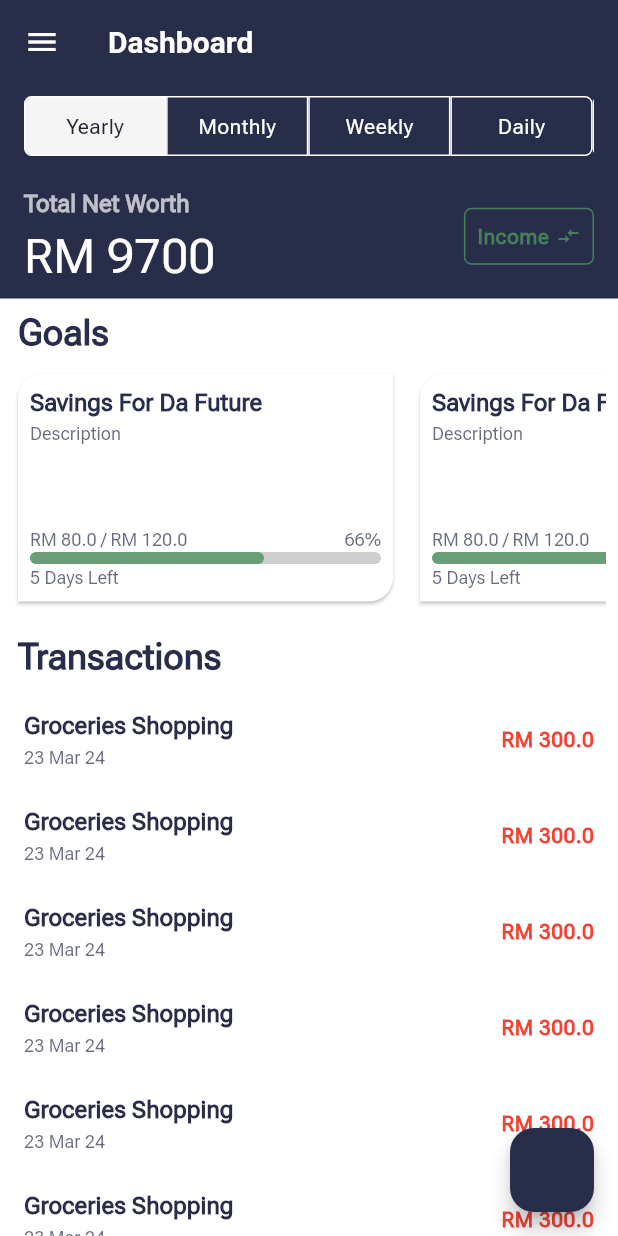
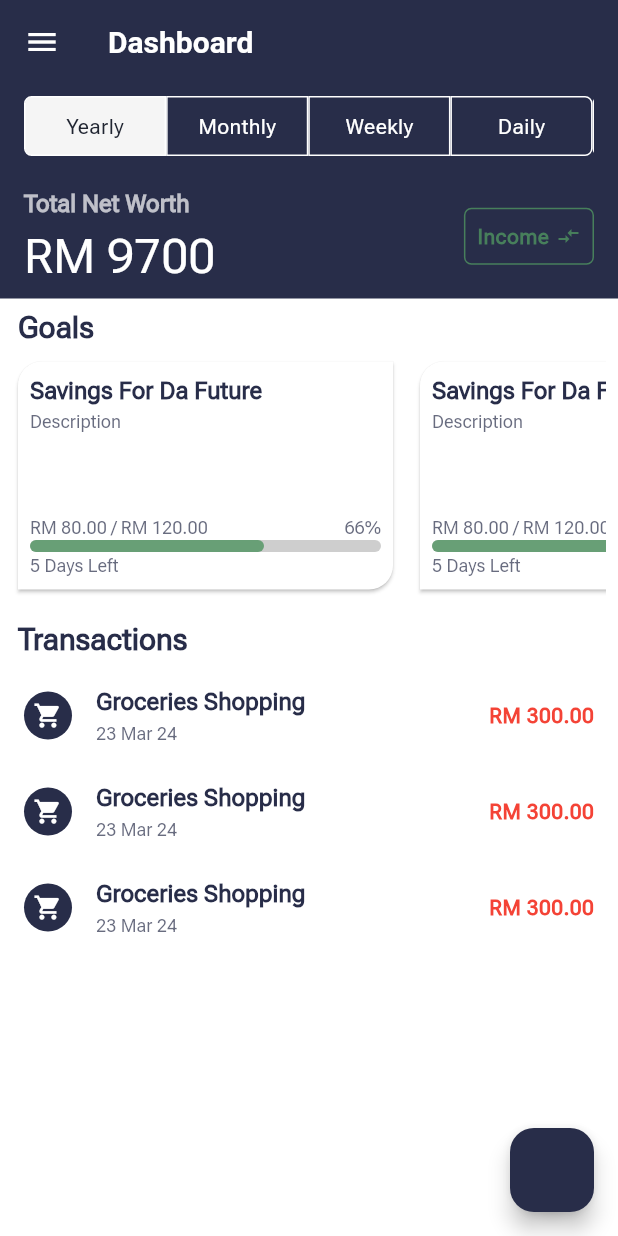
Before and after one commit to AnwarBujangHuat/budgetapp, a Flutter app: the screen it shows after launch, after a tap on "Expenses", on a phone screen of 412 x 824 dp. Run offline on Flutter 3.47's test engine with Material 3 defaults, Android fonts, the phone set to English and light mode, and no system bars; our stand-ins replace connectivity_plus, dartz, dio, fl_chart, freezed_annotation, hooks_riverpod and 1 more; generated files the repository leaves out were written again.

Commit message:
feat: new features

```diff
--- a/lib/app/app.dart
+++ b/lib/app/app.dart
@@ -8,18 +8,16 @@ import '../presentation/settings/settings_view.dart';
 
 class MyApp extends StatelessWidget {
   const MyApp({
+    required this.settingsController,
     super.key,
-    required this.settingsController,
   });
 
   final SettingsController settingsController;
 
   @override
-  Widget build(BuildContext context) {
-    return AnimatedBuilder(
+  Widget build(BuildContext context) => AnimatedBuilder(
         animation: settingsController,
-      builder: (BuildContext context, Widget? child) {
-        return MaterialApp(
+        builder: (BuildContext context, Widget? child) => MaterialApp(
           debugShowCheckedModeBanner: false,
           // showPerformanceOverlay: true,
           restorationScopeId: 'app',
@@ -30,16 +28,16 @@ class MyApp extends StatelessWidget {
             GlobalCupertinoLocalizations.delegate,
           ],
           supportedLocales: const [
-            Locale('en', null),
-            Locale('ms', null),
-            Locale('zh', null),
+            Locale('en'),
+            Locale('ms'),
+            Locale('zh'),
           ],
           locale: const Locale('en', ''),
           theme: lightThemeData,
           darkTheme: darkThemeData,
           themeMode: settingsController.themeMode,
-          onGenerateRoute: (RouteSettings routeSettings) {
-            return MaterialPageRoute<void>(
+          onGenerateRoute: (RouteSettings routeSettings) =>
+              MaterialPageRoute<void>(
             settings: routeSettings,
             builder: (BuildContext context) {
               switch (routeSettings.name) {
@@ -53,10 +51,7 @@ class MyApp extends StatelessWidget {
                   return const DashboardView();
               }
             },
-            );
-          },
-        );
-      },
+          ),
+        ),
       );
 }
-}
--- a/lib/app/app_style.dart
+++ b/lib/app/app_style.dart
@@ -84,10 +84,7 @@ ThemeData lightThemeData = ThemeData(
       clipBehavior: Clip.antiAlias,
       shape: RoundedRectangleBorder(
         borderRadius: BorderRadius.only(
-            bottomLeft: Radius.circular(0),
-            bottomRight: Radius.circular(16),
-            topLeft: Radius.circular(16),
-            topRight: Radius.circular(0)),
+            bottomRight: Radius.circular(16), topLeft: Radius.circular(16)),
       ),
     ),
     progressIndicatorTheme: const ProgressIndicatorThemeData(
--- a/lib/common/transaction/viewmodel/transaction_viewmodel.dart
+++ b/lib/common/transaction/viewmodel/transaction_viewmodel.dart
@@ -5,15 +5,13 @@ part 'transaction_viewmodel.g.dart';
 @riverpod
 class TransactionViewmodel extends _$TransactionViewmodel {
   @override
-  Future<List<String>> build() async {
-    return [];
-  }
+  Future<List<String>> build() async => [];
 
   Future<void> getAllExpanses() async {
     state = const AsyncLoading();
     final result = await ref.read(expansesRepositoryProvider).getAllExpanses();
-    state = result.fold((error) => AsyncError(error, StackTrace.current),
-        (transcationList) => AsyncData(transcationList));
+    state = result.fold(
+        (error) => AsyncError(error, StackTrace.current), AsyncData.new);
   }
 
   Future<void> insertNewdata() async {
--- a/lib/common/utils/utils.dart
+++ b/lib/common/utils/utils.dart
@@ -1,8 +1,8 @@
 import 'package:budgetapp/app/app_style.dart';
-import 'package:intl/intl.dart';
 import 'package:budgetapp/common/const/const.dart';
 import 'package:budgetapp/common/widgets/custom_icon.dart';
 import 'package:flutter/material.dart';
+import 'package:intl/intl.dart';
 
 Color calculateProgressColor({required double value, required double total}) {
   double progress = value / total;
@@ -45,6 +45,5 @@ Color getCategoryColor({required TransactionCategory category}) {
   }
 }
 
-String formatDate({required DateTime dateTime}) {
-  return DateFormat('dd MMM yy').format(dateTime);
-}
+String formatDate({required DateTime dateTime}) =>
+    DateFormat('dd MMM yy').format(dateTime);
--- a/lib/common/widgets/header.dart
+++ b/lib/common/widgets/header.dart
@@ -1,15 +1,15 @@
 import 'package:flutter/material.dart';
 
 class AHeader extends StatelessWidget {
-  const AHeader({super.key, required this.title});
+  const AHeader({required this.title, super.key});
   final String title;
   @override
   Widget build(BuildContext context) {
     final theme = Theme.of(context);
 
     return Padding(
-      padding: const EdgeInsets.symmetric(vertical: 8.0, horizontal: 4),
-      child: Text(title, style: theme.textTheme.titleLarge),
+      padding: const EdgeInsets.all(4),
+      child: Text(title, style: theme.textTheme.titleMedium),
     );
   }
 }
--- a/lib/presentation/dashboard/view/dashboard_view.dart
+++ b/lib/presentation/dashboard/view/dashboard_view.dart
@@ -14,13 +14,12 @@ import 'package:flutter_gen/gen_l10n/app_localizations.dart';
 import 'package:hooks_riverpod/hooks_riverpod.dart';
 
 class DashboardView extends ConsumerWidget {
-  const DashboardView({Key? key}) : super(key: key);
+  const DashboardView({super.key});
 
   static const routeName = '/home';
 
   @override
-  Widget build(BuildContext context, WidgetRef ref) {
-    return Scaffold(
+  Widget build(BuildContext context, WidgetRef ref) => Scaffold(
         appBar: AppBar(
           title: Text(AppLocalizations.of(context)!.dashboard),
           leading: GestureDetector(
@@ -32,7 +31,7 @@ class DashboardView extends ConsumerWidget {
           children: [
             ActionButton(
               title: AppLocalizations.of(context)!.income,
-            onPressed: () => {
+              onPressed: () async => {
                 ref.read(transactionViewmodelProvider.notifier).insertNewdata()
               },
               icon: const Icon(Icons.attach_money),
@@ -64,7 +63,6 @@ class DashboardView extends ConsumerWidget {
         ),
       );
 }
-}
 
 class MyHeader extends ConsumerWidget {
   const MyHeader({super.key});
@@ -87,8 +85,6 @@ class MyHeader extends ConsumerWidget {
           Padding(
             padding: const EdgeInsets.symmetric(horizontal: 16.0, vertical: 8),
             child: Column(
-              mainAxisAlignment: MainAxisAlignment.start,
-              crossAxisAlignment: CrossAxisAlignment.center,
               children: [
                 SizedBox(
                   height: 40,
@@ -107,11 +103,9 @@ class MyHeader extends ConsumerWidget {
                 ),
                 const SizedH20(),
                 Row(
-                  mainAxisSize: MainAxisSize.max,
                   mainAxisAlignment: MainAxisAlignment.spaceBetween,
                   children: [
                     Column(
-                      mainAxisAlignment: MainAxisAlignment.start,
                       crossAxisAlignment: CrossAxisAlignment.start,
                       children: [
                         Text(
@@ -121,7 +115,7 @@ class MyHeader extends ConsumerWidget {
                         ),
                         const SizedH05(),
                         Text(
-                          "RM 9700",
+                          'RM 9700',
                           style: theme.textTheme.displaySmall!
                               .copyWith(color: AppColors.white),
                         ),
@@ -161,7 +155,7 @@ class MyHeader extends ConsumerWidget {
                                   fontWeight: FontWeight.bold,
                                 ),
                               ),
-                              const SizedBox(width: 5),
+                              const SizedW05(),
                               Icon(
                                 Icons.compare_arrows,
                                 size: 16,
@@ -204,20 +198,16 @@ class MyLineChartWidget extends ConsumerWidget {
 }
 
 class MyGoals extends ConsumerWidget {
-  const MyGoals({Key? key}) : super(key: key);
+  const MyGoals({super.key});
 
   @override
-  Widget build(BuildContext context, WidgetRef ref) {
-    return Column(
+  Widget build(BuildContext context, WidgetRef ref) => Column(
         crossAxisAlignment: CrossAxisAlignment.start,
         children: [
-        const AHeader(title: "Goals"),
+          const AHeader(title: 'Goals'),
           ref.watch(transactionViewmodelProvider).when(
-          loading: () {
-            return const Text('Loading');
-          },
-          data: (dataList) {
-            return SizedBox(
+                loading: () => const Text('Loading'),
+                data: (dataList) => SizedBox(
                   height: 160,
                   child: ListView.separated(
                     padding: EdgeInsets.zero,
@@ -225,49 +215,46 @@ class MyGoals extends ConsumerWidget {
                     scrollDirection: Axis.horizontal,
                     itemBuilder: (context, index) => GoalCard(
                       onPressed: () {},
-                  title: "Savings For Da Future",
+                      title: 'Savings For Da Future',
                       description: 'Description',
                       total: 120,
                       progress: 80,
                       startDate: DateTime.now(),
-                  endDate: DateTime.now().copyWith(day: DateTime.now().day + 5),
+                      endDate:
+                          DateTime.now().copyWith(day: DateTime.now().day + 5),
                     ),
                     itemCount: 3,
                   ),
-            );
-          },
-          error: (error, stack) {
-            return Container();
-          },
+                ),
+                error: (error, stack) => Container(),
               ),
           const SizedH10(),
         ],
       );
 }
-}
 
 class MyTransactions extends StatelessWidget {
-  const MyTransactions({Key? key}) : super(key: key);
+  const MyTransactions({super.key});
 
   @override
   Widget build(BuildContext context) {
+    List<String> meow = ['Meow', '2', '3'];
     return Column(
       crossAxisAlignment: CrossAxisAlignment.start,
       children: [
-        const AHeader(title: "Transactions"),
+        const AHeader(title: 'Transactions'),
         ListView.builder(
           physics: const NeverScrollableScrollPhysics(),
           shrinkWrap: true,
-          scrollDirection: Axis.vertical,
           itemBuilder: (context, index) => TransactionCard(
             onPressed: () {},
             title: 'Groceries Shopping',
             date: DateTime.now(),
             category: TransactionCategory.grocery,
             type: TransactionType.out,
-            expenses: 300.0,
+            expenses: 300,
           ),
-          itemCount: 10,
+          itemCount: meow.length > 5 ? 5 : meow.length,
         ),
       ],
     );
--- a/lib/presentation/dashboard/widget/card_goal.dart
+++ b/lib/presentation/dashboard/widget/card_goal.dart
@@ -1,11 +1,8 @@
-import 'dart:math';
-
 import 'package:budgetapp/common/utils/utils.dart';
 import 'package:flutter/material.dart';
 
 class GoalCard extends StatelessWidget {
   const GoalCard({
-    Key? key,
     required this.onPressed,
     required this.title,
     required this.description,
@@ -13,7 +10,8 @@ class GoalCard extends StatelessWidget {
     required this.total,
     required this.startDate,
     required this.endDate,
-  }) : super(key: key);
+    super.key,
+  });
 
   final VoidCallback onPressed;
   final String title;
@@ -53,11 +51,11 @@ class GoalCard extends StatelessWidget {
               ],
             )),
             Row(
-              mainAxisSize: MainAxisSize.max,
               mainAxisAlignment: MainAxisAlignment.spaceBetween,
               children: [
                 //Do handle for multiple currencies
-                Text('RM $progress / RM $total',
+                Text(
+                    'RM ${progress.toStringAsFixed(2)} / RM ${total.toStringAsFixed(2)}',
                     style: currentTheme.textTheme.labelSmall),
                 Text('${((progress / total) * 100).toInt()}%',
                     style: currentTheme.textTheme.labelSmall),
@@ -68,7 +66,7 @@ class GoalCard extends StatelessWidget {
               total: total,
             ),
             Text(
-                "${calculateDaysLeft(startDate: startDate, endDate: endDate)} Days Left",
+                '${calculateDaysLeft(startDate: startDate, endDate: endDate)} Days Left',
                 style: currentTheme.textTheme.labelSmall),
           ],
         ),
@@ -83,14 +81,12 @@ class _LinearProgressIndicator extends StatelessWidget {
   final double total;
 
   @override
-  Widget build(BuildContext context) {
-    return LinearProgressIndicator(
-        minHeight: 8,
-        value: value / total,
-        backgroundColor: Colors.grey.withOpacity(.5),
-        color: calculateProgressColor(value: value, total: total),
-        borderRadius: BorderRadius.circular(10));
-  }
+  Widget build(BuildContext context) => LinearProgressIndicator(
+      minHeight: 8,
+      value: value / total,
+      backgroundColor: Colors.grey.withOpacity(.5),
+      color: calculateProgressColor(value: value, total: total),
+      borderRadius: BorderRadius.circular(10));
 }
 
 class _CircularProgressIndicator extends StatelessWidget {
@@ -116,7 +112,6 @@ class _CircularProgressIndicator extends StatelessWidget {
                   width: boxHeight,
                   child: CircularProgressIndicator(
                     color: calculateProgressColor(value: value, total: total),
-                    strokeWidth: 4,
                     value: value / total,
                   ),
                 ),
--- a/lib/presentation/dashboard/widget/card_transaction.dart
+++ b/lib/presentation/dashboard/widget/card_transaction.dart
@@ -1,16 +1,15 @@
 import 'package:budgetapp/app/app_style.dart';
 import 'package:budgetapp/common/const/const.dart';
 import 'package:budgetapp/common/utils/utils.dart';
-import 'package:budgetapp/presentation/dashboard/widget/sized_boxes.dart';
 import 'package:flutter/material.dart';
 
 class TransactionCard extends StatelessWidget {
   const TransactionCard({
-    super.key,
     required this.onPressed,
     required this.title,
     required this.date,
     required this.expenses,
+    super.key,
     this.type = TransactionType.income,
     this.category = TransactionCategory.other,
   });
@@ -27,44 +26,17 @@ class TransactionCard extends StatelessWidget {
     return ListTile(
       minVerticalPadding: 0,
       dense: true,
+      leading: getCategoryIcon(category: category),
       contentPadding: const EdgeInsets.symmetric(horizontal: 8),
       title: Text(title, style: currentTheme.textTheme.titleSmall),
       subtitle: Text(formatDate(dateTime: date),
           style: currentTheme.textTheme.labelSmall),
-      trailing: Text('RM $expenses',
+      trailing: Text('RM ${expenses.toStringAsFixed(2)}',
           style: currentTheme.textTheme.bodyMedium!.copyWith(
               fontWeight: FontWeight.bold,
               color: type == TransactionType.out
                   ? AppColors.lightRed
                   : AppColors.lightGreen)),
     );
-
-    return Card(
-      child: Padding(
-        padding: const EdgeInsets.all(8.0),
-        child: Row(
-          children: [
-            getCategoryIcon(category: category),
-            const SizedW10(),
-            Expanded(
-              child: Column(
-                crossAxisAlignment: CrossAxisAlignment.start,
-                children: [
-                  Text(title, style: currentTheme.textTheme.titleSmall),
-                  Text(formatDate(dateTime: date),
-                      style: currentTheme.textTheme.labelSmall),
-                ],
-              ),
-            ),
-            Text('RM $expenses',
-                style: currentTheme.textTheme.bodyMedium!.copyWith(
-                    fontWeight: FontWeight.bold,
-                    color: type == TransactionType.out
-                        ? AppColors.lightRed
-                        : AppColors.lightGreen)),
-          ],
-        ),
-      ),
-    );
   }
 }
--- a/lib/presentation/dashboard/widget/expanded_fab.dart
+++ b/lib/presentation/dashboard/widget/expanded_fab.dart
@@ -1,15 +1,15 @@
+import 'dart:math' as math;
+
 import 'package:budgetapp/app/app_style.dart';
 import 'package:flutter/material.dart';
-
-import 'dart:math' as math;
 
 @immutable
 class FlaotingFAB extends StatefulWidget {
   const FlaotingFAB({
+    required this.distance,
+    required this.children,
     super.key,
     this.initialOpen,
-    required this.distance,
-    required this.children,
   });
 
   final bool? initialOpen;
@@ -60,8 +60,7 @@ class _ExpandableFabState extends State<FlaotingFAB>
   }
 
   @override
-  Widget build(BuildContext context) {
-    return SizedBox.expand(
+  Widget build(BuildContext context) => SizedBox.expand(
         child: Stack(
           alignment: Alignment.bottomRight,
           clipBehavior: Clip.none,
@@ -72,10 +71,8 @@ class _ExpandableFabState extends State<FlaotingFAB>
           ],
         ),
       );
-  }
 
-  Widget _buildTapToCloseFab() {
-    return SizedBox(
+  Widget _buildTapToCloseFab() => SizedBox(
         width: 56,
         height: 56,
         child: Center(
@@ -96,7 +93,6 @@ class _ExpandableFabState extends State<FlaotingFAB>
           ),
         ),
       );
-  }
 
   List<Widget> _buildExpandingActionButtons() {
     final children = <Widget>[];
@@ -117,8 +113,7 @@ class _ExpandableFabState extends State<FlaotingFAB>
     return children;
   }
 
-  Widget _buildTapToOpenFab() {
-    return IgnorePointer(
+  Widget _buildTapToOpenFab() => IgnorePointer(
         ignoring: _open,
         child: AnimatedContainer(
           transformAlignment: Alignment.center,
@@ -142,7 +137,6 @@ class _ExpandableFabState extends State<FlaotingFAB>
         ),
       );
 }
-}
 
 @immutable
 class _ExpandingActionButton extends StatelessWidget {
@@ -159,8 +153,7 @@ class _ExpandingActionButton extends StatelessWidget {
   final Widget child;
 
   @override
-  Widget build(BuildContext context) {
-    return AnimatedBuilder(
+  Widget build(BuildContext context) => AnimatedBuilder(
         animation: progress,
         builder: (context, child) {
           final offset = Offset.fromDirection(
@@ -172,7 +165,7 @@ class _ExpandingActionButton extends StatelessWidget {
             bottom: 4.0 + offset.dy,
             child: Transform.rotate(
               angle: (1.0 - progress.value) * math.pi / 2,
-            child: child!,
+              child: child,
             ),
           );
         },
@@ -182,15 +175,14 @@ class _ExpandingActionButton extends StatelessWidget {
         ),
       );
 }
-}
 
 @immutable
 class ActionButton extends StatelessWidget {
   const ActionButton({
+    required this.title,
+    required this.icon,
     super.key,
-    required this.title,
     this.onPressed,
-    required this.icon,
   });
 
   final VoidCallback? onPressed;
@@ -238,15 +230,14 @@ class ActionButton extends StatelessWidget {
 @immutable
 class FakeItem extends StatelessWidget {
   const FakeItem({
+    required this.isBig,
     super.key,
-    required this.isBig,
   });
 
   final bool isBig;
 
   @override
-  Widget build(BuildContext context) {
-    return Container(
+  Widget build(BuildContext context) => Container(
         margin: const EdgeInsets.symmetric(vertical: 8, horizontal: 24),
         height: isBig ? 128 : 36,
         decoration: BoxDecoration(
@@ -255,4 +246,3 @@ class FakeItem extends StatelessWidget {
         ),
       );
 }
-}
--- a/lib/presentation/dashboard/widget/sized_boxes.dart
+++ b/lib/presentation/dashboard/widget/sized_boxes.dart
@@ -4,42 +4,43 @@ class SizedH05 extends StatelessWidget {
   const SizedH05({super.key});
 
   @override
-  Widget build(BuildContext context) {
-    return const SizedBox(
+  Widget build(BuildContext context) => const SizedBox(
         height: 5,
       );
-  }
 }
 
 class SizedH10 extends StatelessWidget {
   const SizedH10({super.key});
 
   @override
-  Widget build(BuildContext context) {
-    return const SizedBox(
+  Widget build(BuildContext context) => const SizedBox(
         height: 10,
       );
-  }
 }
 
 class SizedH20 extends StatelessWidget {
   const SizedH20({super.key});
 
   @override
-  Widget build(BuildContext context) {
-    return const SizedBox(
+  Widget build(BuildContext context) => const SizedBox(
         height: 20,
       );
-  }
 }
 
 class SizedW10 extends StatelessWidget {
   const SizedW10({super.key});
 
   @override
-  Widget build(BuildContext context) {
-    return const SizedBox(
+  Widget build(BuildContext context) => const SizedBox(
         width: 10,
       );
 }
+
+class SizedW05 extends StatelessWidget {
+  const SizedW05({super.key});
+
+  @override
+  Widget build(BuildContext context) => const SizedBox(
+        width: 5,
+      );
 }
--- a/lib/presentation/dashboard/widget/tab_duration.dart
+++ b/lib/presentation/dashboard/widget/tab_duration.dart
@@ -3,7 +3,7 @@ import 'package:flutter/material.dart';
 import 'package:flutter_gen/gen_l10n/app_localizations.dart';
 
 class TimelineTab extends StatelessWidget {
-  const TimelineTab({super.key, required this.onTap, required this.selected});
+  const TimelineTab({required this.onTap, required this.selected, super.key});
   final Function() onTap;
   final String selected;
 
@@ -24,8 +24,7 @@ class TimelineTab extends StatelessWidget {
           scrollDirection: Axis.horizontal,
           shrinkWrap: true,
           itemCount: filterButton.length,
-          itemBuilder: (context, index) {
-            return GestureDetector(
+          itemBuilder: (context, index) => GestureDetector(
                 onTap: () {},
                 child: Container(
                   decoration: BoxDecoration(
@@ -50,8 +49,7 @@ class TimelineTab extends StatelessWidget {
                             : AppColors.darkBlueVariant),
                   )),
                 ),
-            );
-          }),
+              )),
     );
   }
 }
--- a/lib/presentation/settings/settings_view.dart
+++ b/lib/presentation/settings/settings_view.dart
@@ -7,15 +7,14 @@ import 'settings_controller.dart';
 /// When a user changes a setting, the SettingsController is updated and
 /// Widgets that listen to the SettingsController are rebuilt.\
 class SettingsView extends StatelessWidget {
-  const SettingsView({super.key, required this.controller});
+  const SettingsView({required this.controller, super.key});
 
   static const routeName = '/settings';
 
   final SettingsController controller;
 
   @override
-  Widget build(BuildContext context) {
-    return Scaffold(
+  Widget build(BuildContext context) => Scaffold(
         appBar: AppBar(
           title: const Text('Settings'),
         ),
@@ -48,4 +47,3 @@ class SettingsView extends StatelessWidget {
         ),
       );
 }
-}
```
Also changed, not shown: analysis_options.yaml (+59 -26 lines), lib/common/widgets/custom_icon.dart (+3 -5 lines), lib/domain/http/api_provider.dart (+10 -19 lines), lib/domain/http/http_override.dart (+4 -5 lines), lib/domain/repository/budget_repository.dart (+5 -7 lines), lib/presentation/dashboard/widget/line_chart.dart (+8 -22 lines), pubspec.yaml (+4 -6 lines). Lines whose indentation alone changed are shown as unchanged.
